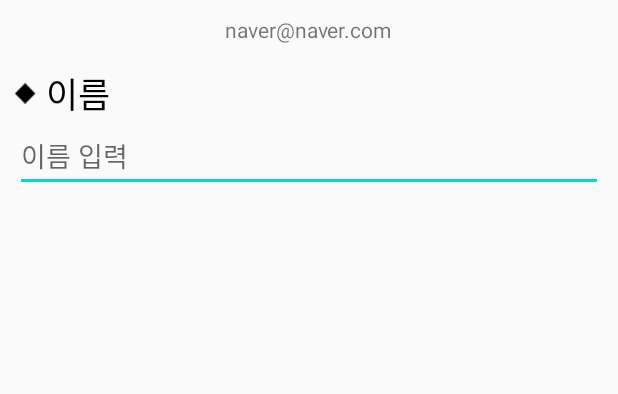
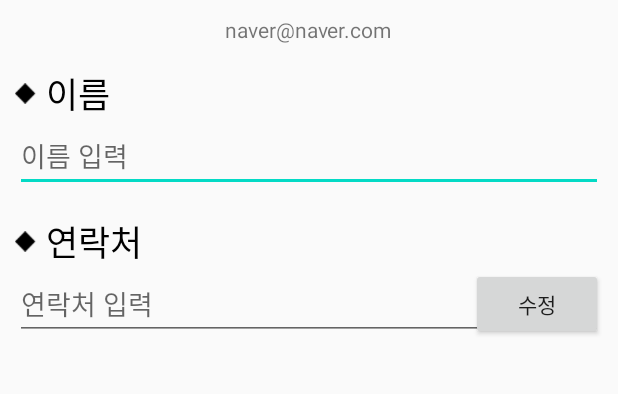
Before and after one commit to kbh3307/20203020_01_ProfileSetting, an Android app: the screen it shows after launch (MainActivity), on a phone screen of 412 x 824 dp, the part 410-804 px from its top. Run offline under Robolectric (Android 15) with nearby library versions, the phone set to English and light mode, and no system bars; our stand-ins replace CircleImageView, data binding.

Commit message:
연락처 입력칸 / 수정 그림

```diff
--- a/app/src/main/res/layout/activity_main.xml
+++ b/app/src/main/res/layout/activity_main.xml
@@ -97,6 +97,46 @@
             android:hint="이름 입력"
             android:singleLine="true"/>
 
+        <LinearLayout
+            android:layout_marginTop="15dp"
+            android:layout_width="match_parent"
+            android:layout_height="wrap_content"
+            android:orientation="horizontal"
+            android:gravity="center_vertical">
+
+            <ImageView
+                android:layout_width="15dp"
+                android:layout_height="15dp"
+                android:src="@drawable/rectangle"/>
+
+            <TextView
+                android:layout_marginLeft="5dp"
+                android:layout_width="wrap_content"
+                android:layout_height="wrap_content"
+                android:text="연락처"
+                android:textColor="#000000"
+                android:textSize="23sp"/>
+        </LinearLayout>
+
+        <FrameLayout
+            android:layout_width="match_parent"
+            android:layout_height="wrap_content">
+
+            <EditText
+                android:layout_width="match_parent"
+                android:layout_height="wrap_content"
+                android:hint="연락처 입력"
+                android:inputType="phone"
+                android:singleLine="true"/>
+
+            <Button
+                android:layout_gravity="right"
+                android:layout_width="wrap_content"
+                android:layout_height="wrap_content"
+                android:text="수정"/>
+
+        </FrameLayout>
+
 
     </LinearLayout>
 </layout>
```
